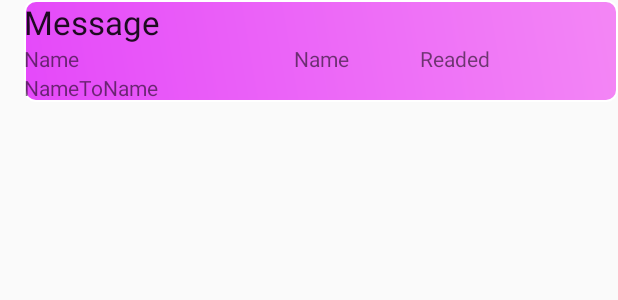
After one commit to farmaker47/GetReadyChat, an Android app: the layout item_message_right.xml on its own in the app's theme, with its tools: preview values and no code run, on a phone screen of 412 x 824 dp. The commit adds this screen. Shown: the top 300 px of the screen. Run offline under Robolectric (Android 15) with nearby library versions, the phone set to English and light mode, and no system bars.

Commit message:
Ui polish-bybbles for messages

```diff
--- a/app/src/main/java/com/george/getreadychat/MapsActivity.java
+++ b/app/src/main/java/com/george/getreadychat/MapsActivity.java
@@ -67,7 +67,6 @@ public class MapsActivity extends AppCompatActivity implements OnMapReadyCallbac
         // If there is a network connection, fetch data
         if (networkInfo == null) {
             Toast.makeText(MapsActivity.this, "No internet access!!", Toast.LENGTH_SHORT).show();
-            finish();
         }
 
         // Obtain the SupportMapFragment and get notified when the map is ready to be used.
--- /dev/null
+++ b/app/src/main/res/drawable-xxhdpi/round3.xml
@@ -0,0 +1,15 @@
+<?xml version="1.0" encoding="utf-8"?>
+<shape xmlns:android="http://schemas.android.com/apk/res/android">
+    <stroke android:width="1dp"
+        android:color="#FFFFFF"/>
+    <gradient
+        android:angle="225"
+        android:startColor="#ddf375f5"
+        android:endColor="#dde22efa"/>
+    <corners
+        android:bottomLeftRadius="7dp"
+        android:bottomRightRadius="7dp"
+        android:topLeftRadius="7dp"
+        android:topRightRadius="7dp"/>
+
+</shape>
--- /dev/null
+++ b/app/src/main/res/layout/item_message_right.xml
@@ -0,0 +1,73 @@
+<?xml version="1.0" encoding="utf-8"?>
+<LinearLayout xmlns:android="http://schemas.android.com/apk/res/android"
+    xmlns:tools="http://schemas.android.com/tools"
+    android:layout_width="match_parent"
+    android:layout_height="wrap_content"
+    android:layout_marginLeft="@dimen/activity_horizontal_margin"
+    android:layout_marginStart="@dimen/activity_horizontal_margin">
+
+    <LinearLayout
+        android:layout_width="match_parent"
+        android:layout_height="wrap_content"
+        android:background="@drawable/round3"
+        android:orientation="vertical"
+        android:layout_alignParentRight="true"
+        android:layout_alignParentEnd="true">
+
+        <ImageView
+            android:id="@+id/photoImageView"
+            android:layout_width="match_parent"
+            android:layout_height="wrap_content"
+            android:adjustViewBounds="true" />
+
+        <TextView
+            android:id="@+id/messageTextView"
+            android:layout_width="wrap_content"
+            android:layout_height="wrap_content"
+            android:layout_weight="0"
+            android:textAppearance="?android:attr/textAppearanceLarge"
+            tools:text="Message" />
+
+        <LinearLayout
+            android:layout_width="match_parent"
+            android:layout_height="wrap_content"
+            android:orientation="horizontal">
+
+            <TextView
+                android:id="@+id/nameTextView"
+                android:layout_width="0dp"
+                android:layout_height="wrap_content"
+                android:layout_weight="1"
+                android:textAppearance="?android:attr/textAppearanceSmall"
+                tools:text="Name" />
+
+            <TextView
+                android:id="@+id/timeTextView"
+                android:layout_width="0dp"
+                android:layout_height="wrap_content"
+                android:layout_gravity="center"
+                android:layout_weight="1"
+                android:textAlignment="center"
+                android:textAppearance="?android:attr/textAppearanceSmall"
+                tools:text="Name" />
+
+            <TextView
+                android:id="@+id/isReadTextView"
+                android:layout_width="0dp"
+                android:layout_height="wrap_content"
+                android:layout_weight="1"
+                android:textAppearance="?android:attr/textAppearanceSmall"
+                tools:text="Readed" />
+        </LinearLayout>
+
+        <TextView
+            android:id="@+id/nameToNameTextView"
+            android:layout_width="wrap_content"
+            android:layout_height="wrap_content"
+            android:layout_weight="0"
+            android:textAppearance="?android:attr/textAppearanceSmall"
+            tools:text="NameToName" />
+    </LinearLayout>
+
+
+</LinearLayout>
```
Also changed, not shown: app/src/main/java/com/george/getreadychat/UserMessageAdapterBubbles.java (added, +126 -0 lines), app/src/main/java/com/george/getreadychat/UserToUserMessage.java (+22 -3 lines), app/src/main/java/com/george/getreadychat/UserToUserMessageNotification.java (+20 -0 lines), app/src/main/res/drawable-xxhdpi/round.xml (added, +15 -0 lines), app/src/main/res/layout/item_message_left.xml (added, +72 -0 lines), app/src/main/res/drawable-hdpi/bubble_in.png (added), app/src/main/res/drawable-hdpi/bubble_out.png (added), app/src/main/res/drawable-ldpi/bubble_in.png (added), app/src/main/res/drawable-ldpi/bubble_out.png (added), app/src/main/res/drawable-mdpi/bubble_in.png (added), app/src/main/res/drawable-mdpi/bubble_out.png (added), app/src/main/res/drawable-xhdpi/bubble_in.png (added), app/src/main/res/drawable-xhdpi/bubble_out.png (added), app/src/main/res/drawable-xxhdpi/bubble_in.png (added), 3 more files.
